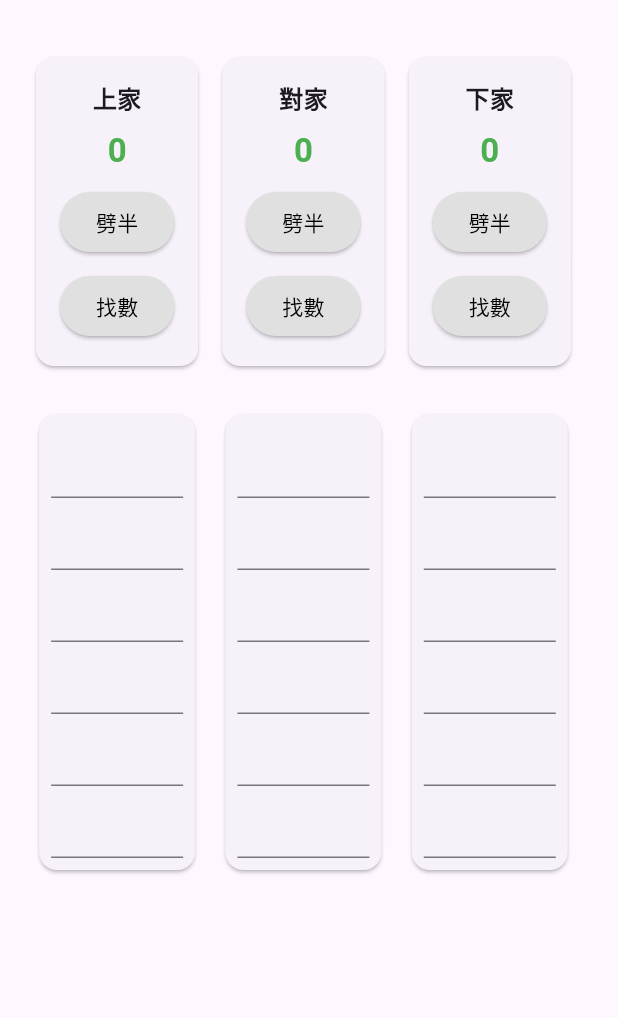
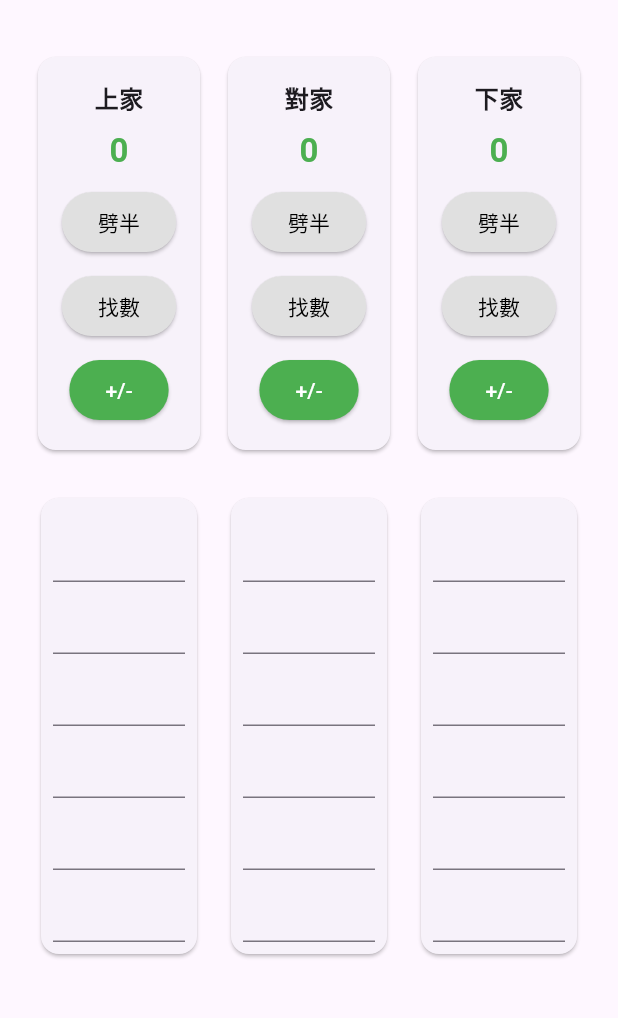
Before and after one commit to TerenceMKH/taiwan_mahjong_score, a Flutter app: the screen it shows after launch, after a tap on "找數", on a phone screen of 412 x 824 dp, the part 63-1081 px from its top. Run offline on Flutter 3.47's test engine with Material 3 defaults, Android fonts, the phone set to English and light mode, and no system bars.

Commit message:
Update UX

```diff
--- a/lib/main.dart
+++ b/lib/main.dart
@@ -28,13 +28,16 @@ class _HomeScreenState extends State<HomeScreen> {
   late List<List<int>> scores;
   List<int> totalScores = [0, 0, 0]; // 三位玩家的總分
   List<String> playerNames = ['上家', '對家', '下家']; // 固定玩家名稱
+  List<bool> isNegative = [false, false, false]; // Track if total score is negative
+  late List<List<FocusNode>> focusNodes;
 
   @override
   void initState() {
     super.initState();
-    // 初始化 controllers 和 scores
+    // 初始化 controllers, scores, and focusNodes
     controllers = List.generate(3, (playerIndex) => List.generate(6, (index) => TextEditingController()));
     scores = List.generate(3, (playerIndex) => List.filled(6, 0));
+    focusNodes = List.generate(3, (playerIndex) => List.generate(6, (index) => FocusNode()));
   }
 
   void _updateScore(int playerIndex, int fieldIndex, String value) {
@@ -55,16 +58,23 @@ class _HomeScreenState extends State<HomeScreen> {
       }
     }
     setState(() {
-      totalScores[playerIndex] = total;
+      totalScores[playerIndex] = isNegative[playerIndex] ? -total : total;
+    });
+  }
+
+  void _toggleSign(int playerIndex) {
+    setState(() {
+      isNegative[playerIndex] = !isNegative[playerIndex];
+      _calculateTotalScore(playerIndex); // Recalculate total score with new sign
     });
   }
 
   void _kickHalf(int playerIndex) {
     setState(() {
       if (totalScores[playerIndex] < 0) {
-        totalScores[playerIndex] = (totalScores[playerIndex] / 2).ceil();
+        totalScores[playerIndex] = (totalScores[playerIndex] / 2).ceil(); // Round up for negative
       } else {
-        totalScores[playerIndex] = (totalScores[playerIndex] / 2).floor();
+        totalScores[playerIndex] = (totalScores[playerIndex] / 2).floor(); // Round down for positive
       }
     });
   }
@@ -72,10 +82,14 @@ class _HomeScreenState extends State<HomeScreen> {
   void _clearScore(int playerIndex) {
     setState(() {
       totalScores[playerIndex] = 0;
-      scores[playerIndex].clear();
-      controllers[playerIndex].clear();
-      controllers[playerIndex].add(TextEditingController()); // Add one empty field
+      scores[playerIndex] = List.filled(6, 0); // Reset scores to 0
+      controllers[playerIndex] = List.generate(6, (index) => TextEditingController()); // Reset controllers
     });
+  }
+
+  // Helper function to normalize -0.0 to 0
+  String _normalizeScore(int score) {
+    return score == 0 ? '0' : score.toString();
   }
 
   Widget _buildPlayerScoreCard(int playerIndex, BuildContext context) {
@@ -95,7 +109,7 @@ class _HomeScreenState extends State<HomeScreen> {
             ),
             SizedBox(height: 8),
             Text(
-              '${totalScores[playerIndex]}',
+              _normalizeScore(totalScores[playerIndex]), // Normalize -0.0 to 0
               style: TextStyle(
                 fontSize: fontSize + 6,
                 fontWeight: FontWeight.bold,
@@ -124,6 +138,15 @@ class _HomeScreenState extends State<HomeScreen> {
                     ),
                     child: Text('找數'),
                   ),
+                  SizedBox(height: 8),
+                  ElevatedButton(
+                    onPressed: () => _toggleSign(playerIndex),
+                    style: ElevatedButton.styleFrom(
+                      backgroundColor: isNegative[playerIndex] ? Colors.red : Colors.green, // Green if positive, red if negative
+                      foregroundColor: Colors.white, // White text
+                    ),
+                    child: Text('+/-'),
+                  ),
                 ],
               )
             else
@@ -146,6 +169,15 @@ class _HomeScreenState extends State<HomeScreen> {
                       foregroundColor: Colors.black, // Black text
                     ),
                     child: Text('找數'),
+                  ),
+                  SizedBox(width: 16),
+                  ElevatedButton(
+                    onPressed: () => _toggleSign(playerIndex),
+                    style: ElevatedButton.styleFrom(
+                      backgroundColor: isNegative[playerIndex] ? Colors.red : Colors.green, // Green if positive, red if negative
+                      foregroundColor: Colors.white, // White text
+                    ),
+                    child: Text('+/-'),
                   ),
                 ],
               ),
@@ -171,14 +203,15 @@ class _HomeScreenState extends State<HomeScreen> {
               for (int j = 0; j < controllers[playerIndex].length; j++)
                 TextField(
                   controller: controllers[playerIndex][j],
-                  keyboardType: TextInputType.numberWithOptions(signed: true), // Allow "-" sign
+                  focusNode: focusNodes[playerIndex][j],
+                  keyboardType: TextInputType.number,
                   inputFormatters: [
-                    FilteringTextInputFormatter.allow(RegExp(r'^-?\d*')), // Allow digits and optional "-" at the start
+                    FilteringTextInputFormatter.allow(RegExp(r'^\d*')), // Allow only positive integers
                   ],
                   onChanged: (value) => _updateScore(playerIndex, j, value),
                   style: TextStyle(
                     fontSize: fontSize,
-                    color: (int.tryParse(controllers[playerIndex][j].text) ?? 0) >= 0 ? Colors.green : Colors.red,
+                    color: Colors.black, // Input text color
                   ),
                   decoration: InputDecoration(
                     labelText: null, // No label text
@@ -201,18 +234,24 @@ class _HomeScreenState extends State<HomeScreen> {
         title: Text('台灣麻將分數記錄'),
       ),
       body: SingleChildScrollView(
-        scrollDirection: screenWidth > 600 ? Axis.vertical : Axis.horizontal,
+        reverse: true, // Scroll to the bottom when keyboard appears
         child: Padding(
           padding: EdgeInsets.all(padding),
-          child: Row(
+          child: Column(
+            children: [
+              Row(
                 crossAxisAlignment: CrossAxisAlignment.start,
                 children: [
                   for (int i = 0; i < 3; i++)
-                Column(
+                    Expanded(
+                      child: Column(
                         children: [
                           _buildPlayerScoreCard(i, context),
                           SizedBox(height: 16),
                           _buildPlayerInputFields(i, context),
+                        ],
+                      ),
+                    ),
                 ],
               ),
             ],
```
Also changed, not shown: 3 other files. Lines whose indentation alone changed are shown as unchanged.
